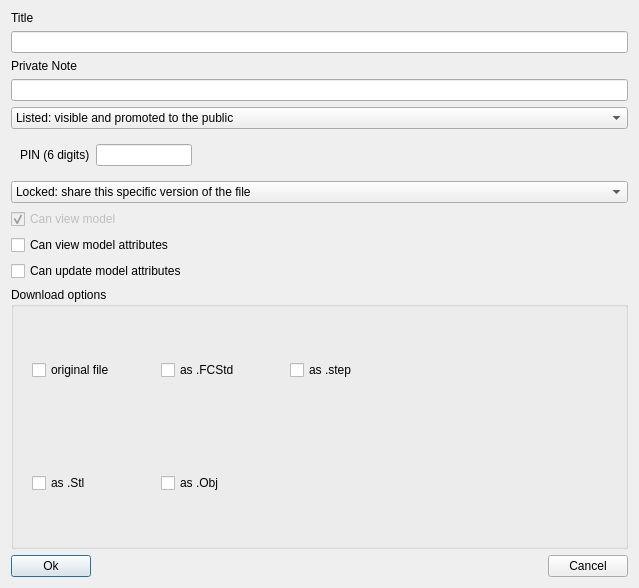
Ondsel-Development/Ondsel-Lens-Addon, file SharingLinkEditDialog.ui: the form before one commit.
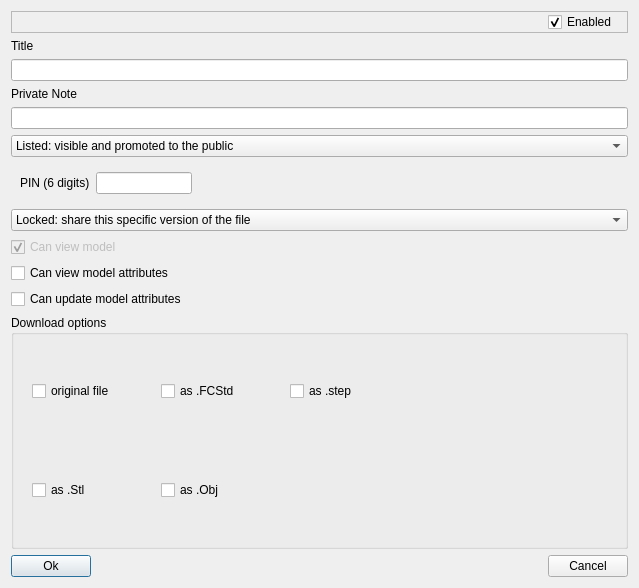
The form after the commit.

Commit message: Add support for enable and suppress export for Active following

The edit to the form file:
```diff
--- a/SharingLinkEditDialog.ui
+++ b/SharingLinkEditDialog.ui
@@ -16,6 +16,53 @@
   <layout class="QVBoxLayout">
    <item>
     <layout class="QVBoxLayout" name="verticalLayout_2">
+     <item>
+      <widget class="QFrame" name="enableFrame">
+       <property name="minimumSize">
+        <size>
+         <width>0</width>
+         <height>10</height>
+        </size>
+       </property>
+       <property name="frameShape">
+        <enum>QFrame::StyledPanel</enum>
+       </property>
+       <property name="frameShadow">
+        <enum>QFrame::Raised</enum>
+       </property>
+       <layout class="QHBoxLayout" name="horizontalLayout_4">
+        <property name="topMargin">
+         <number>0</number>
+        </property>
+        <property name="bottomMargin">
+         <number>0</number>
+        </property>
+        <item>
+         <spacer name="horizontalSpacer_5">
+          <property name="orientation">
+           <enum>Qt::Horizontal</enum>
+          </property>
+          <property name="sizeHint" stdset="0">
+           <size>
+            <width>40</width>
+            <height>20</height>
+           </size>
+          </property>
+         </spacer>
+        </item>
+        <item>
+         <widget class="QCheckBox" name="enabledCheckBox">
+          <property name="text">
+           <string>Enabled</string>
+          </property>
+          <property name="checked">
+           <bool>true</bool>
+          </property>
+         </widget>
+        </item>
+       </layout>
+      </widget>
+     </item>
      <item>
       <widget class="QLabel" name="titleLabel">
        <property name="text">
```
The commit also changes 3 other files.
